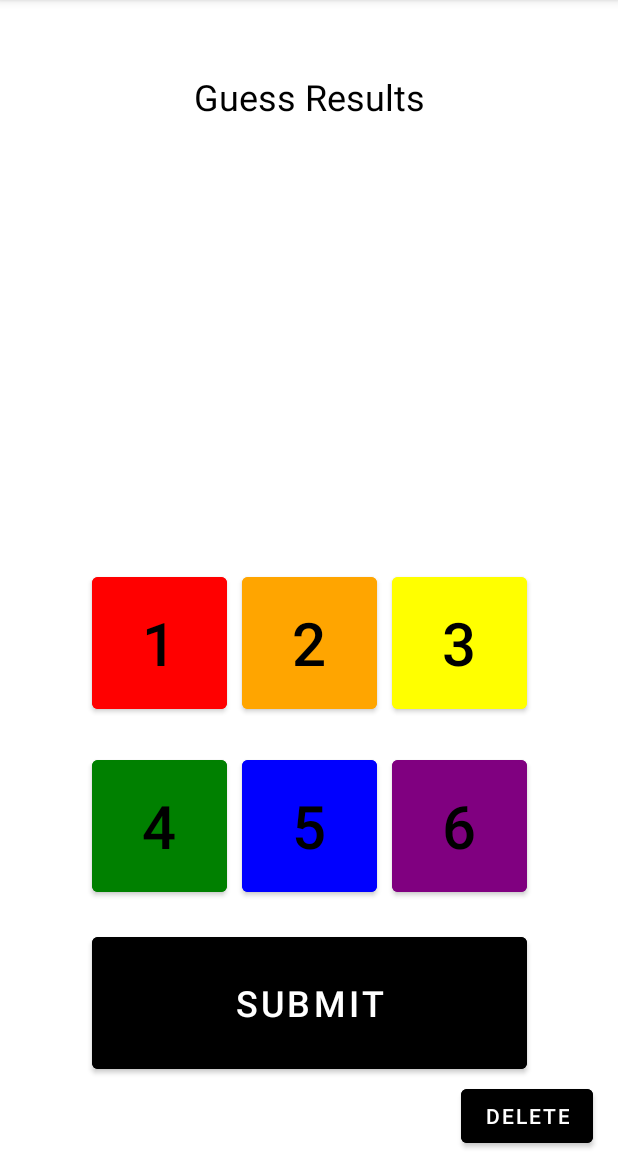
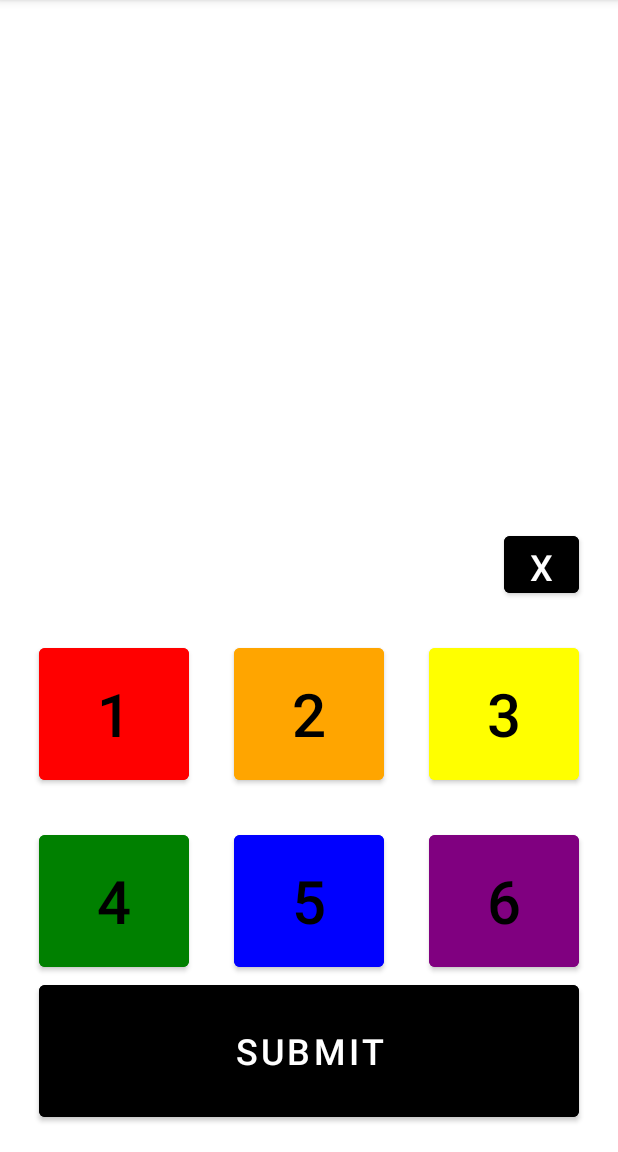
Before and after one commit to heemalmorakhia/CipherText, an Android app: the GameActivity screen opened directly, with no data from a screen before it, on a phone screen of 412 x 824 dp, the part 84-1236 px from its top. Run offline under Robolectric (Android 15) with nearby library versions, the phone set to English and light mode, and no system bars.

Commit message:
Altered Game Activity XML Alignment

```diff
--- a/app/src/main/res/layout/activity_game.xml
+++ b/app/src/main/res/layout/activity_game.xml
@@ -6,148 +6,15 @@
     android:layout_height="match_parent"
     tools:context=".GameActivity">
 
-    <TextView
-        android:id="@+id/resultsText"
-        android:layout_width="290dp"
-        android:layout_height="290dp"
-        android:text="Guess Results"
-        android:textAlignment="center"
-        android:textColor="#000000"
-        android:textSize="24sp"
+    <ScrollView
+        android:id="@+id/scrollView2"
+        android:layout_width="360dp"
+        android:layout_height="300dp"
         app:layout_constraintBottom_toBottomOf="parent"
         app:layout_constraintEnd_toEndOf="parent"
         app:layout_constraintStart_toStartOf="parent"
         app:layout_constraintTop_toTopOf="parent"
-        app:layout_constraintVertical_bias="0.100000024" />
-
-    <Button
-        android:id="@+id/value1Button"
-        android:layout_width="90dp"
-        android:layout_height="100dp"
-        android:backgroundTint="#ff0000"
-        android:text="1"
-        android:textColor="#000000"
-        android:textSize="40sp"
-        app:layout_constraintBottom_toTopOf="@+id/value4Button"
-        app:layout_constraintStart_toStartOf="@+id/resultsText"
-        app:layout_constraintTop_toBottomOf="@+id/resultsText"
-        app:layout_constraintVertical_bias="0.65" />
-
-    <Button
-        android:id="@+id/value2Button"
-        android:layout_width="90dp"
-        android:layout_height="100dp"
-        android:backgroundTint="#ffa500"
-        android:text="2"
-        android:textColor="#000000"
-        android:textSize="40sp"
-        app:layout_constraintBottom_toTopOf="@+id/value5Button"
-        app:layout_constraintEnd_toStartOf="@+id/value3Button"
-        app:layout_constraintStart_toEndOf="@+id/value1Button"
-        app:layout_constraintTop_toBottomOf="@+id/resultsText"
-        app:layout_constraintVertical_bias="0.65" />
-
-    <Button
-        android:id="@+id/value3Button"
-        android:layout_width="90dp"
-        android:layout_height="100dp"
-        android:backgroundTint="#ffff00"
-        android:text="3"
-        android:textColor="#000000"
-        android:textSize="40sp"
-        app:layout_constraintBottom_toTopOf="@+id/value6Button"
-        app:layout_constraintEnd_toEndOf="@+id/resultsText"
-        app:layout_constraintTop_toBottomOf="@+id/resultsText"
-        app:layout_constraintVertical_bias="0.65" />
-
-    <Button
-        android:id="@+id/value4Button"
-        android:layout_width="90dp"
-        android:layout_height="100dp"
-        android:backgroundTint="#008000"
-        android:text="4"
-        android:textColor="#000000"
-        android:textSize="40sp"
-        app:layout_constraintBottom_toTopOf="@+id/submitButton"
-        app:layout_constraintStart_toStartOf="@+id/resultsText"
-        app:layout_constraintTop_toBottomOf="@+id/resultsText"
-        app:layout_constraintVertical_bias="0.9" />
-
-    <Button
-        android:id="@+id/value5Button"
-        android:layout_width="90dp"
-        android:layout_height="100dp"
-        android:backgroundTint="#0000ff"
-        android:text="5"
-        android:textColor="#000000"
-        android:textSize="40sp"
-        app:layout_constraintBottom_toTopOf="@+id/submitButton"
-        app:layout_constraintEnd_toStartOf="@+id/value6Button"
-        app:layout_constraintStart_toEndOf="@+id/value4Button"
-        app:layout_constraintTop_toBottomOf="@+id/resultsText"
-        app:layout_constraintVertical_bias="0.9" />
-
-    <Button
-        android:id="@+id/value6Button"
-        android:layout_width="90dp"
-        android:layout_height="100dp"
-        android:backgroundTint="#800080"
-        android:text="6"
-        android:textColor="#000000"
-        android:textSize="40sp"
-        app:layout_constraintBottom_toTopOf="@+id/submitButton"
-        app:layout_constraintEnd_toEndOf="@+id/resultsText"
-        app:layout_constraintTop_toBottomOf="@+id/resultsText"
-        app:layout_constraintVertical_bias="0.9" />
-
-    <Button
-        android:id="@+id/submitButton"
-        android:layout_width="290dp"
-        android:layout_height="100dp"
-        android:backgroundTint="#000000"
-        android:text="Submit"
-        android:textColor="#ffffff"
-        android:textSize="24sp"
-        app:layout_constraintBottom_toBottomOf="parent"
-        app:layout_constraintEnd_toEndOf="@+id/resultsText"
-        app:layout_constraintStart_toStartOf="@+id/resultsText"
-        app:layout_constraintTop_toBottomOf="@+id/resultsText"
-        app:layout_constraintVertical_bias="0.85" />
-
-    <LinearLayout
-        android:id="@+id/containerLayout"
-        android:layout_width="295dp"
-        android:layout_height="47dp"
-        android:orientation="horizontal"
-        app:layout_constraintBottom_toBottomOf="parent"
-        app:layout_constraintEnd_toEndOf="parent"
-        app:layout_constraintHorizontal_bias="0.525"
-        app:layout_constraintStart_toStartOf="parent"
-        app:layout_constraintTop_toTopOf="parent"
-        app:layout_constraintVertical_bias="0.454"></LinearLayout>
-
-    <Button
-        android:id="@+id/deleteButton"
-        android:layout_width="wrap_content"
-        android:layout_height="wrap_content"
-        android:backgroundTint="#000000"
-        android:text="@string/delete_button"
-        app:layout_constraintBottom_toBottomOf="parent"
-        app:layout_constraintEnd_toEndOf="parent"
-        app:layout_constraintHorizontal_bias="0.949"
-        app:layout_constraintStart_toStartOf="parent"
-        app:layout_constraintTop_toTopOf="parent"
-        app:layout_constraintVertical_bias="1.0" />
-
-    <ScrollView
-        android:layout_width="370dp"
-        android:layout_height="266dp"
-        app:layout_constraintBottom_toBottomOf="parent"
-        app:layout_constraintEnd_toEndOf="parent"
-        app:layout_constraintHorizontal_bias="0.487"
-        app:layout_constraintStart_toStartOf="parent"
-        app:layout_constraintTop_toTopOf="parent"
-        app:layout_constraintVertical_bias="0.012">
+        app:layout_constraintVertical_bias="0.05">
 
         <LinearLayout
             android:id="@+id/previousGuesses"
@@ -161,4 +28,115 @@
             app:layout_constraintTop_toTopOf="parent"
             app:layout_constraintVertical_bias="0.329"></LinearLayout>
     </ScrollView>
+
+    <LinearLayout
+        android:id="@+id/containerLayout"
+        android:layout_width="310dp"
+        android:layout_height="50dp"
+        android:orientation="horizontal"
+        android:textColor="#000000"
+        android:textSize="24sp"
+        app:layout_constraintBottom_toTopOf="@+id/submitButton"
+        app:layout_constraintStart_toStartOf="@+id/scrollView2"
+        app:layout_constraintTop_toBottomOf="@+id/scrollView2"
+        app:layout_constraintVertical_bias="0.10"></LinearLayout>
+
+    <Button
+        android:id="@+id/deleteButton"
+        android:layout_width="50dp"
+        android:layout_height="50dp"
+        android:backgroundTint="#000000"
+        android:text="X"
+        android:textColor="#ffffff"
+        android:textSize="24sp"
+        app:layout_constraintBottom_toTopOf="@+id/submitButton"
+        app:layout_constraintEnd_toEndOf="@+id/scrollView2"
+        app:layout_constraintTop_toBottomOf="@+id/scrollView2"
+        app:layout_constraintVertical_bias="0.10" />
+
+    <Button
+        android:id="@+id/value1Button"
+        android:layout_width="100dp"
+        android:layout_height="100dp"
+        android:backgroundTint="#ff0000"
+        android:text="1"
+        android:textColor="#000000"
+        android:textSize="40sp"
+        app:layout_constraintBottom_toTopOf="@+id/value4Button"
+        app:layout_constraintStart_toStartOf="@+id/scrollView2"
+        app:layout_constraintTop_toBottomOf="@+id/containerLayout" />
+
+    <Button
+        android:id="@+id/value2Button"
+        android:layout_width="100dp"
+        android:layout_height="100dp"
+        android:backgroundTint="#ffa500"
+        android:text="2"
+        android:textColor="#000000"
+        android:textSize="40sp"
+        app:layout_constraintBottom_toTopOf="@+id/value5Button"
+        app:layout_constraintEnd_toStartOf="@+id/value3Button"
+        app:layout_constraintStart_toEndOf="@+id/value1Button"
+        app:layout_constraintTop_toBottomOf="@+id/containerLayout" />
+
+    <Button
+        android:id="@+id/value3Button"
+        android:layout_width="100dp"
+        android:layout_height="100dp"
+        android:backgroundTint="#ffff00"
+        android:text="3"
+        android:textColor="#000000"
+        android:textSize="40sp"
+        app:layout_constraintBottom_toTopOf="@+id/value6Button"
+        app:layout_constraintEnd_toEndOf="@+id/scrollView2"
+        app:layout_constraintTop_toBottomOf="@+id/containerLayout" />
+
+    <Button
+        android:id="@+id/value4Button"
+        android:layout_width="100dp"
+        android:layout_height="100dp"
+        android:backgroundTint="#008000"
+        android:text="4"
+        android:textColor="#000000"
+        android:textSize="40sp"
+        app:layout_constraintBottom_toTopOf="@+id/submitButton"
+        app:layout_constraintStart_toStartOf="@+id/scrollView2" />
+
+    <Button
+        android:id="@+id/value5Button"
+        android:layout_width="100dp"
+        android:layout_height="100dp"
+        android:backgroundTint="#0000ff"
+        android:text="5"
+        android:textColor="#000000"
+        android:textSize="40sp"
+        app:layout_constraintBottom_toTopOf="@+id/submitButton"
+        app:layout_constraintEnd_toStartOf="@+id/value6Button"
+        app:layout_constraintStart_toEndOf="@+id/value4Button" />
+
+    <Button
+        android:id="@+id/value6Button"
+        android:layout_width="100dp"
+        android:layout_height="100dp"
+        android:backgroundTint="#800080"
+        android:text="6"
+        android:textColor="#000000"
+        android:textSize="40sp"
+        app:layout_constraintBottom_toBottomOf="@+id/value5Button"
+        app:layout_constraintEnd_toEndOf="@+id/scrollView2" />
+
+    <Button
+        android:id="@+id/submitButton"
+        android:layout_width="360dp"
+        android:layout_height="100dp"
+        android:backgroundTint="#000000"
+        android:text="Submit"
+        android:textColor="#ffffff"
+        android:textSize="24sp"
+        app:layout_constraintBottom_toBottomOf="parent"
+        app:layout_constraintEnd_toEndOf="@+id/scrollView2"
+        app:layout_constraintStart_toStartOf="@+id/scrollView2"
+        app:layout_constraintTop_toBottomOf="@+id/scrollView2"
+        app:layout_constraintVertical_bias="0.95" />
+
 </androidx.constraintlayout.widget.ConstraintLayout>
```
